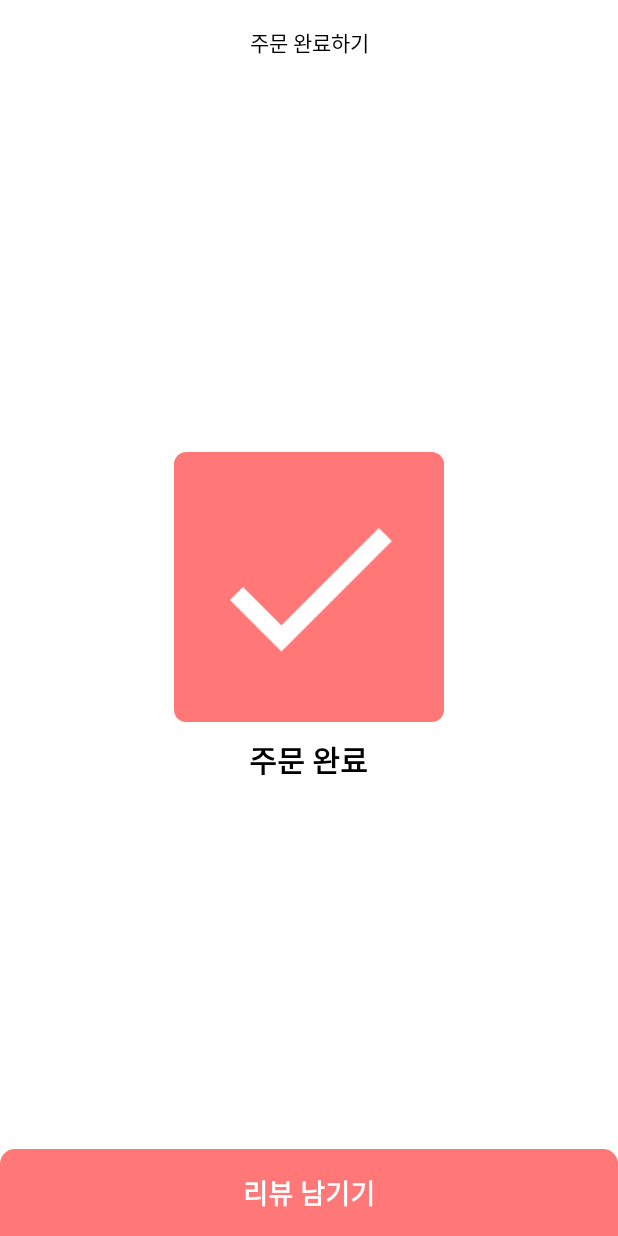
After one commit to UnionHackathon2021/Android, an Android app: the OrderFragment screen opened through its navigation route, on a phone screen of 412 x 824 dp. The commit adds this screen. Run offline under Robolectric (Android 15) with nearby library versions, the light colour scheme and no system bars; our stand-ins replace Dagger/Hilt's generated code; pictures from the network do not load.

Commit message:
[ADD] 주문 페이지 완성

```diff
--- a/app/src/main/java/kr/hs/dgsw/unionhackathon/ui/fragment/CreateReviewFragment.kt
+++ b/app/src/main/java/kr/hs/dgsw/unionhackathon/ui/fragment/CreateReviewFragment.kt
@@ -46,22 +46,23 @@ class CreateReviewFragment : Fragment() {
         }
 
         binding.btnConfirmCreateReview.setOnClickListener {
-            viewModel.postVoice()
-//            if (viewModel.content.value.isNullOrBlank()) {
-//                Toast.makeText(requireContext(), "리뷰를 입력해주세요.", Toast.LENGTH_SHORT).show()
-//            } else {
-//                viewModel.postVoice()
-//            }
+            if (viewModel.content.value.isNullOrBlank()) {
+                Toast.makeText(requireContext(), "리뷰를 입력해주세요.", Toast.LENGTH_SHORT).show()
+            } else {
+                viewModel.postVoice()
+            }
         }
     }
 
     private fun observe() = with(viewModel) {
         isSuccess.observe(viewLifecycleOwner) {
+            Log.d("TAG", "observe: ${it.string()}")
             saveFile(it, "C:\\Github\\UnionHackathon2021\\mp3")
+            findNavController().navigate(R.id.action_createReviewFragment_to_homeFragment)
         }
 
         isFailure.observe(viewLifecycleOwner) {
-
+            Log.d("TAG", "observe: ${it}")
         }
     }
 
--- /dev/null
+++ b/app/src/main/java/kr/hs/dgsw/unionhackathon/ui/fragment/OrderFragment.kt
@@ -0,0 +1,32 @@
+package kr.hs.dgsw.unionhackathon.ui.fragment
+
+import android.os.Bundle
+import androidx.fragment.app.Fragment
+import android.view.LayoutInflater
+import android.view.View
+import android.view.ViewGroup
+import androidx.navigation.fragment.findNavController
+import kr.hs.dgsw.unionhackathon.R
+import kr.hs.dgsw.unionhackathon.R.*
+import kr.hs.dgsw.unionhackathon.databinding.FragmentOrderBinding
+
+class OrderFragment : Fragment() {
+
+    private lateinit var binding: FragmentOrderBinding
+
+    override fun onCreateView(
+        inflater: LayoutInflater, container: ViewGroup?,
+        savedInstanceState: Bundle?
+    ): View? {
+        binding = FragmentOrderBinding.inflate(inflater)
+        return binding.root
+    }
+
+    override fun onViewCreated(view: View, savedInstanceState: Bundle?) {
+        super.onViewCreated(view, savedInstanceState)
+
+        binding.btnSubmitOrder.setOnClickListener {
+            findNavController().navigate(R.id.action_orderFragment_to_createReviewFragment)
+        }
+    }
+}
--- a/app/src/main/java/kr/hs/dgsw/unionhackathon/ui/fragment/StoreInfoFragment.kt
+++ b/app/src/main/java/kr/hs/dgsw/unionhackathon/ui/fragment/StoreInfoFragment.kt
@@ -12,6 +12,7 @@ import androidx.navigation.fragment.findNavController
 import androidx.transition.TransitionInflater
 import coil.load
 import com.google.android.material.appbar.AppBarLayout.OnOffsetChangedListener
+import kr.hs.dgsw.unionhackathon.R
 import kr.hs.dgsw.unionhackathon.databinding.FragmentStoreInfoBinding
 import kr.hs.dgsw.unionhackathon.ui.adapter.StoreAdapter
 import kr.hs.dgsw.unionhackathon.ui.viewmodel.StoreInfoViewModel
@@ -33,6 +34,7 @@ class StoreInfoFragment : Fragment() {
         inflater: LayoutInflater, container: ViewGroup?,
         savedInstanceState: Bundle?
     ): View {
+        viewModelStore.clear()
         binding = FragmentStoreInfoBinding.inflate(inflater)
         binding.vm = viewModel
         binding.lifecycleOwner = viewLifecycleOwner
@@ -80,5 +82,9 @@ class StoreInfoFragment : Fragment() {
         binding.toolbarStoreInfo.setNavigationOnClickListener {
             findNavController().navigateUp()
         }
+
+        binding.btnSubmitStoreInfo.setOnClickListener {
+            findNavController().navigate(R.id.action_storeInfoFragment_to_orderFragment)
+        }
     }
 }
--- a/app/src/main/res/drawable/btn_check_box.xml
+++ b/app/src/main/res/drawable/btn_check_box.xml
@@ -1,23 +1,5 @@
 <?xml version="1.0" encoding="utf-8"?>
-<selector xmlns:android="http://schemas.android.com/apk/res/android">
-    <item android:state_checked="false">
-        <layer-list>
-            <item>
-                <shape android:shape="rectangle">
-                    <solid android:color="@color/grey"/>
-                    <corners android:radius="1dp"/>
-                </shape>
-            </item>
-            <item android:top="3dp"
-                android:bottom="3dp"
-                android:start="3dp"
-                android:end="3dp"
-                android:drawable="@drawable/ic_baseline_check_24"/>
-        </layer-list>
-    </item>
-
-    <item android:state_checked="true">
-        <layer-list>
+<layer-list xmlns:android="http://schemas.android.com/apk/res/android">
     <item>
         <shape android:shape="rectangle">
             <solid android:color="@color/main"/>
@@ -30,5 +12,3 @@
         android:end="3dp"
         android:drawable="@drawable/ic_baseline_check_24"/>
 </layer-list>
-    </item>
-</selector>
--- /dev/null
+++ b/app/src/main/res/layout/fragment_order.xml
@@ -0,0 +1,74 @@
+<?xml version="1.0" encoding="utf-8"?>
+<androidx.constraintlayout.widget.ConstraintLayout xmlns:android="http://schemas.android.com/apk/res/android"
+    xmlns:app="http://schemas.android.com/apk/res-auto"
+    xmlns:tools="http://schemas.android.com/tools"
+    android:layout_width="match_parent"
+    android:layout_height="match_parent"
+    tools:context=".ui.fragment.OrderFragment">
+
+    <FrameLayout
+        android:id="@+id/frameLayout"
+        android:layout_width="match_parent"
+        android:layout_height="?actionBarSize"
+        app:layout_constraintEnd_toEndOf="parent"
+        app:layout_constraintStart_toStartOf="parent"
+        app:layout_constraintTop_toTopOf="parent">
+
+        <TextView
+            android:layout_width="match_parent"
+            android:layout_height="match_parent"
+            android:gravity="center"
+            android:text="주문 완료하기"
+            android:textColor="@color/black" />
+
+    </FrameLayout>
+
+    <LinearLayout
+        android:layout_width="wrap_content"
+        android:layout_height="wrap_content"
+        android:gravity="center"
+        android:orientation="vertical"
+        app:layout_constraintBottom_toTopOf="@+id/btn_submit_order"
+        app:layout_constraintEnd_toEndOf="parent"
+        app:layout_constraintStart_toStartOf="parent"
+        app:layout_constraintTop_toBottomOf="@+id/frameLayout">
+
+        <ImageView
+            android:layout_width="180dp"
+            android:layout_height="180dp"
+            android:src="@drawable/btn_check_box" />
+
+        <TextView
+            android:layout_width="wrap_content"
+            android:layout_height="wrap_content"
+            android:layout_marginTop="10dp"
+            android:text="주문 완료"
+            android:textColor="@color/black"
+            android:textSize="20sp"
+            android:textStyle="bold" />
+
+    </LinearLayout>
+
+    <LinearLayout
+        android:id="@+id/btn_submit_order"
+        android:layout_width="match_parent"
+        android:layout_height="58dp"
+        android:layout_gravity="bottom"
+        android:background="@drawable/btn_order"
+        android:gravity="center"
+        android:clickable="true"
+        app:layout_constraintBottom_toBottomOf="parent"
+        app:layout_constraintEnd_toEndOf="parent"
+        app:layout_constraintStart_toStartOf="parent">
+
+        <TextView
+            android:layout_width="wrap_content"
+            android:layout_height="wrap_content"
+            android:text="리뷰 남기기"
+            android:textColor="@color/white"
+            android:textStyle="bold"
+            android:textSize="18sp"/>
+
+    </LinearLayout>
+
+</androidx.constraintlayout.widget.ConstraintLayout>
--- a/app/src/main/res/layout/item_store_header.xml
+++ b/app/src/main/res/layout/item_store_header.xml
@@ -203,8 +203,7 @@
                 android:minHeight="40dp"
                 android:paddingHorizontal="60dp"
                 android:stateListAnimator="@null"
-                android:text="@{@string/reviewSize(vm.store.reviewSize)}"
-                tools:text="리뷰 1"
+                android:text="리뷰"
                 android:background="@drawable/box_default" />
 
         </LinearLayout>
--- a/app/src/main/res/navigation/navigation_main.xml
+++ b/app/src/main/res/navigation/navigation_main.xml
@@ -23,11 +23,11 @@
             android:id="@+id/action_storeInfoFragment_to_reviewFragment"
             app:destination="@id/reviewFragment" />
         <action
-            android:id="@+id/action_storeInfoFragment_to_createReviewFragment"
-            app:destination="@id/createReviewFragment" />
-        <action
             android:id="@+id/action_storeInfoFragment_to_menuDetailFragment"
             app:destination="@id/menuDetailFragment" />
+        <action
+            android:id="@+id/action_storeInfoFragment_to_orderFragment"
+            app:destination="@id/orderFragment" />
     </fragment>
     <fragment
         android:id="@+id/reviewFragment"
@@ -38,10 +38,25 @@
         android:id="@+id/createReviewFragment"
         android:name="kr.hs.dgsw.unionhackathon.ui.fragment.CreateReviewFragment"
         tools:layout="@layout/fragment_create_review"
-        android:label="CreateReviewFragment" />
+        android:label="CreateReviewFragment" >
+        <action
+            android:id="@+id/action_createReviewFragment_to_homeFragment"
+            app:destination="@id/homeFragment"
+            app:popUpTo="@id/homeFragment"
+            app:popUpToInclusive="true" />
+    </fragment>
     <fragment
         android:id="@+id/menuDetailFragment"
         android:name="kr.hs.dgsw.unionhackathon.ui.fragment.MenuDetailFragment"
         android:label="fragment_menu_detail"
         tools:layout="@layout/fragment_menu_detail" />
+    <fragment
+        android:id="@+id/orderFragment"
+        android:name="kr.hs.dgsw.unionhackathon.ui.fragment.OrderFragment"
+        android:label="fragment_order"
+        tools:layout="@layout/fragment_order" >
+        <action
+            android:id="@+id/action_orderFragment_to_createReviewFragment"
+            app:destination="@id/createReviewFragment" />
+    </fragment>
 </navigation>
```
Lines whose indentation alone changed are shown as unchanged.
